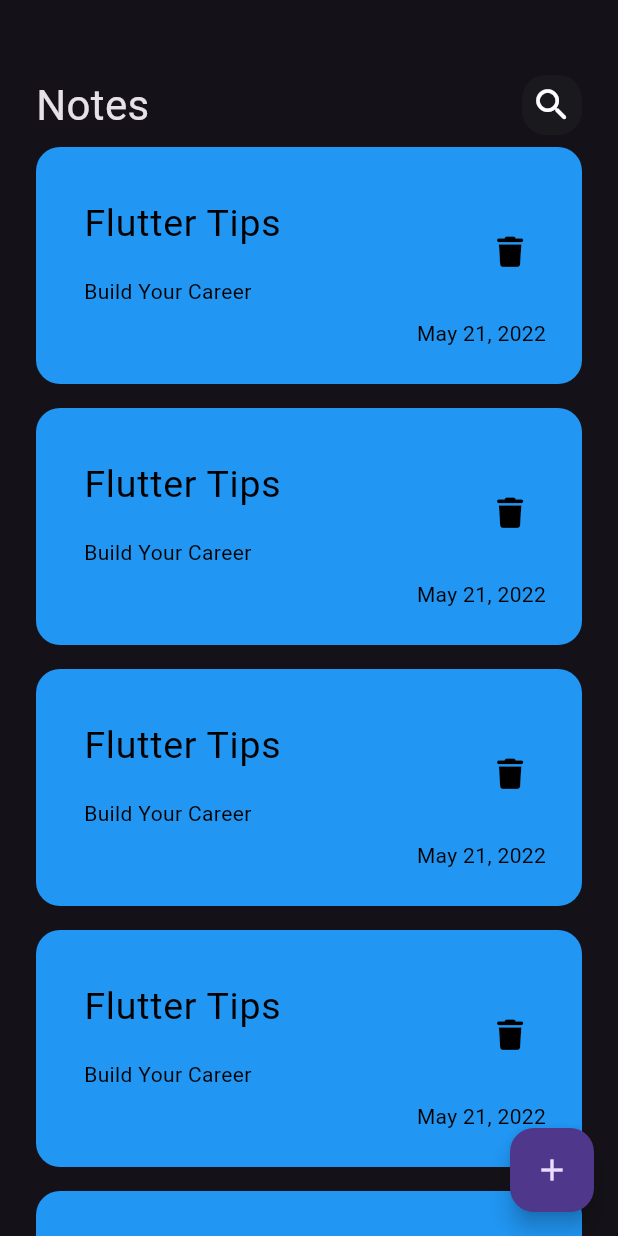
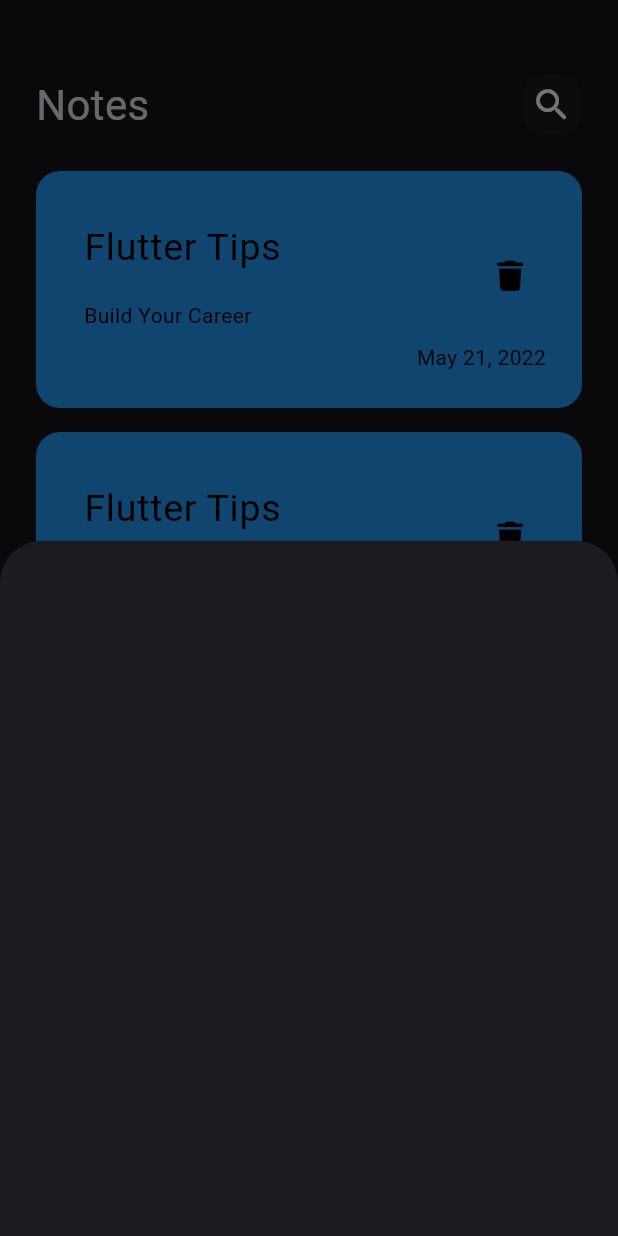
Before and after one commit to Ahmed-khedrovica/todo_app, a Flutter app: the screen it shows after launch, after a tap on the "add" icon, on a phone screen of 412 x 824 dp. Run offline on Flutter 3.47's test engine with Material 3 defaults, Android fonts, the phone set to English and light mode, and no system bars; our stand-ins replace font_awesome_flutter.

Commit message:
show model bottom sheet

```diff
--- a/lib/views/notes_view.dart
+++ b/lib/views/notes_view.dart
@@ -1,4 +1,5 @@
 import 'package:flutter/material.dart';
+import 'package:todo_app/widgets/add_note_bottom_sheet.dart';
 
 import '../widgets/notes_view_body.dart';
 
@@ -9,7 +10,14 @@ class NotesView extends StatelessWidget {
   Widget build(BuildContext context) {
     return Scaffold(
       floatingActionButton: FloatingActionButton(
-        onPressed: () {},
+        onPressed: () {
+          showModalBottomSheet(
+            context: context,
+            builder: (context) {
+              return const AddNoteBottomSheet();
+            },
+          );
+        },
         child: const Icon(Icons.add),
       ),
       body: const NotesViewBody(),
--- /dev/null
+++ b/lib/widgets/add_note_bottom_sheet.dart
@@ -0,0 +1,12 @@
+import 'package:flutter/material.dart';
+
+class AddNoteBottomSheet extends StatelessWidget {
+  const AddNoteBottomSheet({super.key});
+
+  @override
+  Widget build(BuildContext context) {
+    return Container(
+
+    );
+  }
+}
--- a/lib/widgets/notes_list_view.dart
+++ b/lib/widgets/notes_list_view.dart
@@ -7,13 +7,17 @@ class NotesListView extends StatelessWidget {
 
   @override
   Widget build(BuildContext context) {
-    return ListView.builder(
+    return Padding(
+      padding: const EdgeInsets.symmetric(vertical: 16),
+      child: ListView.builder(
+        padding: EdgeInsets.zero,
         itemBuilder: (context, index) {
           return const Padding(
             padding: EdgeInsets.symmetric(vertical: 8),
             child: NoteItem(),
           );
         },
+      ),
     );
   }
 }
```
Lines whose indentation alone changed are shown as unchanged.
